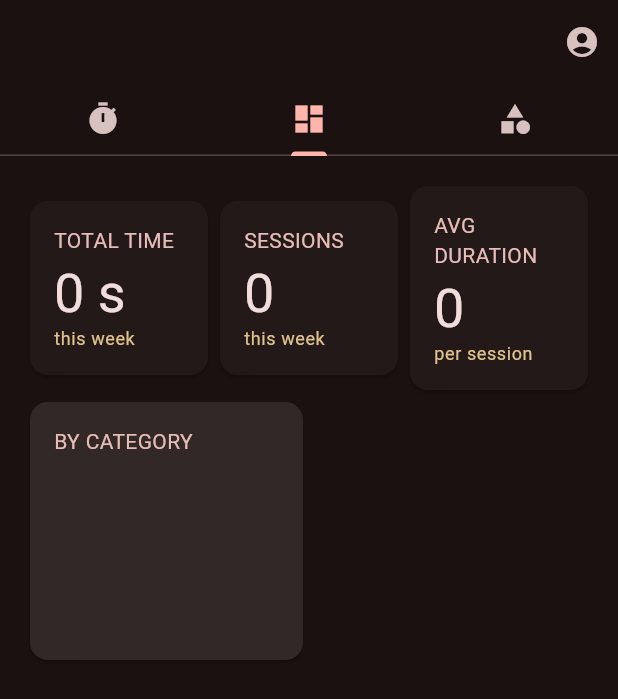
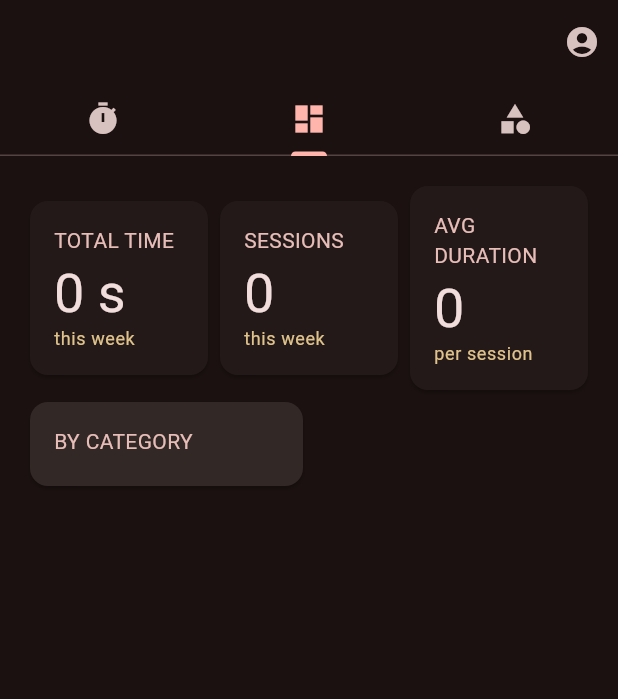
Before and after one commit to julianty/flutter-pomodoro, a Flutter app: the screen it shows once a user with an empty profile is signed in, tab 2 chosen, on a phone screen of 412 x 824 dp. Shown: the top 699 px of the screen. Run offline on Flutter 3.47's test engine with Material 3 defaults, Android fonts, the phone set to English and light mode, and no system bars; our stand-ins replace audioplayers, cloud_firestore, firebase_auth, firebase_core, fl_chart; accounts and stored records are empty.

Commit message:
Remove constraint

```diff
--- a/lib/features/dashboard/dashboard_screen.dart
+++ b/lib/features/dashboard/dashboard_screen.dart
@@ -131,13 +131,9 @@ class DashboardScreen extends StatelessWidget {
                       crossAxisAlignment: CrossAxisAlignment.start,
                       children: [
                         Expanded(
-                          child: ConstrainedBox(
-                            constraints: BoxConstraints.tightFor(height: 180),
-
-                            child: CategoryBreakdown(
-                              sessionDocs: sessionDocs,
-                              categories: categories,
-                            ),
+                          child: CategoryBreakdown(
+                            sessionDocs: sessionDocs,
+                            categories: categories,
                           ),
                         ),
                         // Builder for timer history
```
